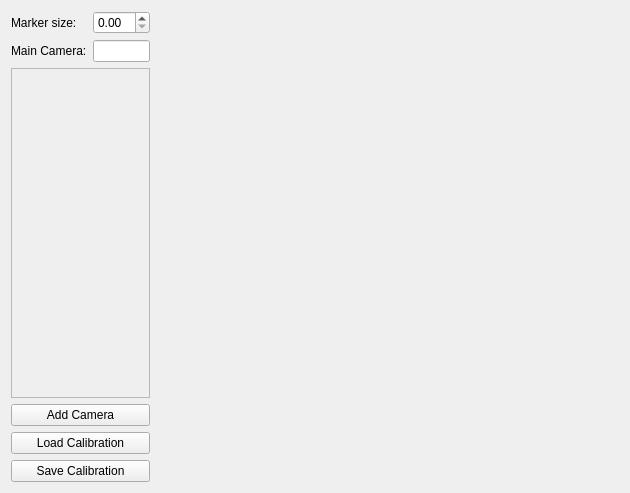
CourrierGui/alvar_tag_tracking, file alvar_tag_tracking/src/rqt_calibration/rqt_calibration.ui: the form before one commit.
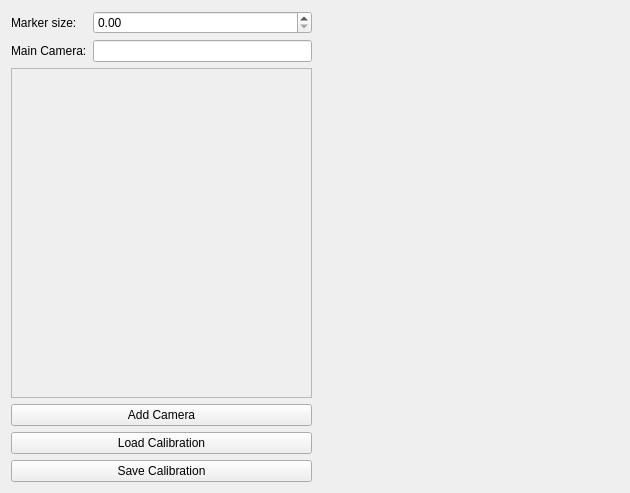
The form after the commit.

Diff of the .ui file:
```diff
--- a/alvar_tag_tracking/src/rqt_calibration/rqt_calibration.ui
+++ b/alvar_tag_tracking/src/rqt_calibration/rqt_calibration.ui
@@ -13,7 +13,7 @@
   <property name="windowTitle">
    <string>Form</string>
   </property>
-  <layout class="QHBoxLayout" name="horizontalLayout" stretch="1,100">
+  <layout class="QHBoxLayout" name="horizontalLayout" stretch="1,1">
    <item>
     <layout class="QVBoxLayout" name="verticalLayout">
      <item>
@@ -42,18 +42,33 @@
      </item>
      <item>
       <widget class="QScrollArea" name="scroll_area">
+       <property name="horizontalScrollBarPolicy">
+        <enum>Qt::ScrollBarAlwaysOff</enum>
+       </property>
+       <property name="sizeAdjustPolicy">
+        <enum>QAbstractScrollArea::AdjustToContents</enum>
+       </property>
        <property name="widgetResizable">
         <bool>true</bool>
        </property>
+       <property name="alignment">
+        <set>Qt::AlignLeading|Qt::AlignLeft|Qt::AlignTop</set>
+       </property>
        <widget class="QWidget" name="scroll_contents">
         <property name="geometry">
          <rect>
           <x>0</x>
           <y>0</y>
-          <width>168</width>
+          <width>299</width>
           <height>313</height>
          </rect>
         </property>
+        <property name="sizePolicy">
+         <sizepolicy hsizetype="Expanding" vsizetype="Expanding">
+          <horstretch>0</horstretch>
+          <verstretch>0</verstretch>
+         </sizepolicy>
+        </property>
         <layout class="QVBoxLayout" name="verticalLayout_3">
          <item>
           <layout class="QVBoxLayout" name="scroll_layout"/>
```
Left out of the diff: 2 changed lines with no effect on the pictures.
